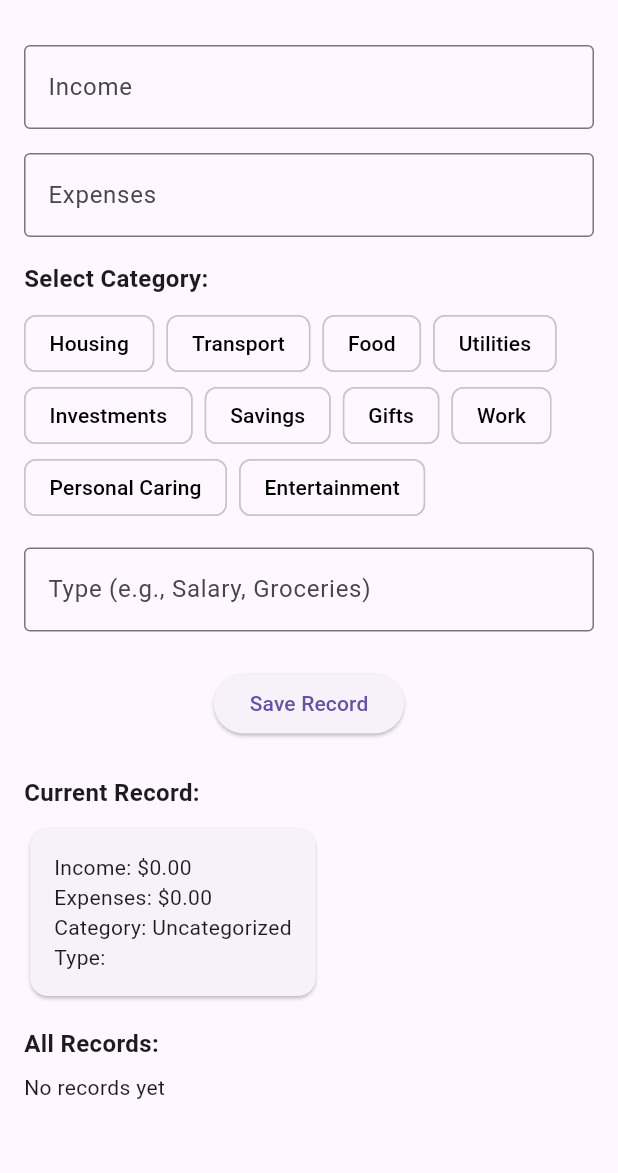
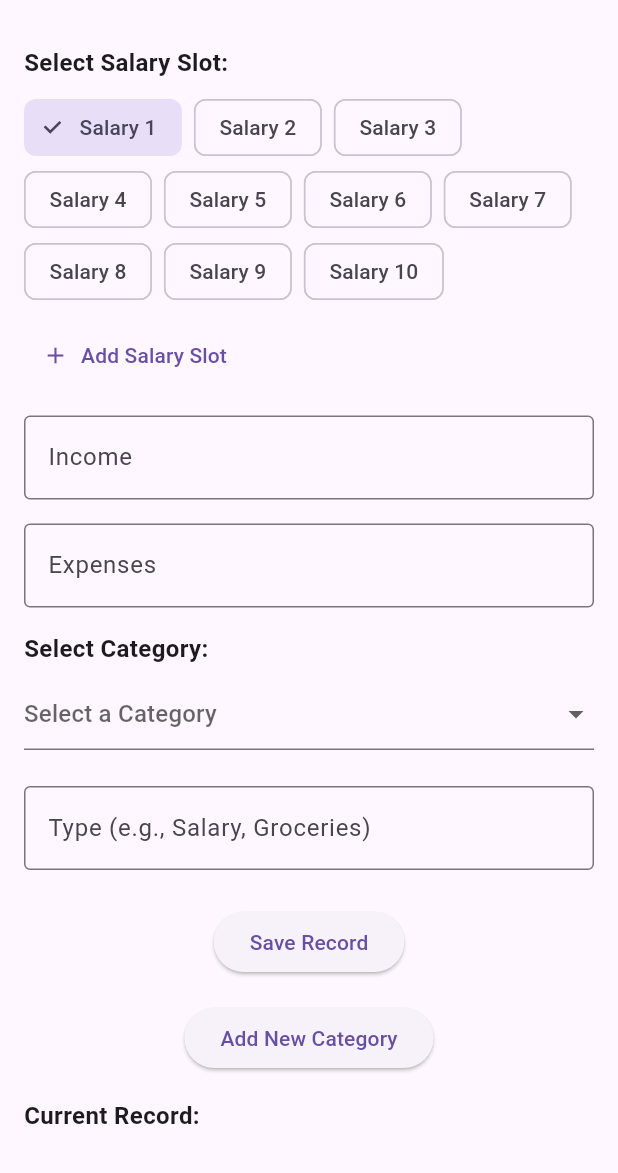
Before and after one commit to andres3204/Finance_Tracker_Final, a Flutter app: the screen it shows after launch, on a phone screen of 412 x 824 dp, the part 63-1236 px from its top. Run offline on Flutter 3.47's test engine with Material 3 defaults, Android fonts, the light colour scheme and no system bars; our stand-ins replace sqflite; accounts and stored records are empty.

```diff
--- a/finance_flutter/lib/finance_model.dart
+++ b/finance_flutter/lib/finance_model.dart
@@ -1,35 +1,53 @@
 class FinanceRecord {
-  final double income;
-  final double expenses;
-  final int category; // 1-10 corresponding to categories
-  final String type;
+  double income;
+  double expenses;
+  int category; // Index of the category
+  String type;
+  DateTime date;
+  int incomeRange; // Salary slot
 
-  const FinanceRecord({
+  FinanceRecord({
     required this.income,
     required this.expenses,
     required this.category,
     required this.type,
+    required this.date,
+    required this.incomeRange,
   });
 
-  const FinanceRecord.empty()
-    : income = 0,
-      expenses = 0,
+  // Empty constructor for initializing an empty record
+  FinanceRecord.empty()
+    : income = 0.0,
+      expenses = 0.0,
       category = 0,
-      type = '';
+      type = '',
+      date = DateTime.now(),
+      incomeRange = 0;
 
-  double get net => income - expenses;
+  // Getter for remaining income after expenses
+  double get remaining => income - expenses;
 
-  Map<String, dynamic> toJson() => {
+  // Convert FinanceRecord to JSON
+  Map<String, dynamic> toJson() {
+    return {
       'income': income,
       'expenses': expenses,
       'category': category,
       'type': type,
+      'date': date.toIso8601String(), // Convert DateTime to ISO string
+      'incomeRange': incomeRange,
     };
+  }
 
-  factory FinanceRecord.fromJson(Map<String, dynamic> json) => FinanceRecord(
-    income: json['income'] as double,
-    expenses: json['expenses'] as double,
-    category: json['category'] as int,
-    type: json['type'] as String,
+  // Convert JSON to FinanceRecord
+  factory FinanceRecord.fromJson(Map<String, dynamic> json) {
+    return FinanceRecord(
+      income: json['income'],
+      expenses: json['expenses'],
+      category: json['category'],
+      type: json['type'],
+      date: DateTime.parse(json['date']), // Convert ISO string back to DateTime
+      incomeRange: json['incomeRange'],
     );
   }
+}
--- a/finance_flutter/lib/main.dart
+++ b/finance_flutter/lib/main.dart
@@ -1,5 +1,6 @@
 import 'package:flutter/material.dart';
 import 'finance_model.dart';
+import 'database_service.dart';
 
 void main() {
   runApp(const FinanceTrackerApp());
@@ -31,10 +32,14 @@ class _FinanceTrackerScreenState extends State<FinanceTrackerScreen> {
   final _expensesController = TextEditingController();
   final _typeController = TextEditingController();
 
-  int? _selectedCategory;
+  int _selectedSalarySlot = 0;
+  final Map<int, double> _salarySlotIncomes = {
+    for (var i = 0; i < 10; i++) i: 0.0,
+  };
+
+  String? _selectedCategory;
   FinanceRecord _currentRecord = FinanceRecord.empty();
   final List<FinanceRecord> _records = [];
-
   final List<String> _categories = [
     'Housing',
     'Transport',
@@ -48,6 +53,10 @@ class _FinanceTrackerScreenState extends State<FinanceTrackerScreen> {
     'Entertainment',
   ];
 
+  bool _isIncomeLocked(int slot) {
+    return _records.any((r) => r.incomeRange == slot);
+  }
+
   @override
   void dispose() {
     _incomeController.dispose();
@@ -56,17 +65,69 @@ class _FinanceTrackerScreenState extends State<FinanceTrackerScreen> {
     super.dispose();
   }
 
-  void _saveRecord() {
+  void _loadRecordsFromDatabase() async {
+    final records = await DatabaseService().getAllRecords();
+    print("Loaded Records: $records"); // Debugging output
+    setState(() {
+      _records.clear();
+      _records.addAll(records);
+    });
+  }
+
+  @override
+  void initState() {
+    super.initState();
+    _loadRecordsFromDatabase();
+  }
+
+  void _saveRecord() async {
     if (_formKey.currentState!.validate() && _selectedCategory != null) {
+      double income = double.tryParse(_incomeController.text) ?? 0;
+      double expenses = double.tryParse(_expensesController.text) ?? 0;
+
+      // First time this salary slot is used: set the base income
+      if (_records.where((r) => r.incomeRange == _selectedSalarySlot).isEmpty) {
+        _salarySlotIncomes[_selectedSalarySlot] = income;
+      } else {
+        income = _salarySlotIncomes[_selectedSalarySlot]!;
+      }
+
+      // Get previous remaining or set it to the salary income
+      double previousRemaining =
+          _records
+              .where((r) => r.incomeRange == _selectedSalarySlot)
+              .lastOrNull
+              ?.remaining ??
+          income;
+
+      double remaining = previousRemaining - expenses;
+
+      // Warn if overspending
+      if (remaining < 0) {
+        ScaffoldMessenger.of(context).showSnackBar(
+          const SnackBar(
+            content: Text(
+              'Oops, you are spending more than you are supposed to.',
+            ),
+            backgroundColor: Colors.red,
+          ),
+        );
+        return; // Stop saving
+      }
+
       setState(() {
         _currentRecord = FinanceRecord(
-          income: double.tryParse(_incomeController.text) ?? 0,
-          expenses: double.tryParse(_expensesController.text) ?? 0,
-          category: _selectedCategory!,
+          income: income,
+          expenses: expenses,
+          category: _categories.indexOf(_selectedCategory!),
           type: _typeController.text,
+          date: DateTime.now(),
+          incomeRange: _selectedSalarySlot,
         );
         _records.add(_currentRecord);
       });
+
+      await DatabaseService().insertRecord(_currentRecord);
 
       ScaffoldMessenger.of(context).showSnackBar(
         const SnackBar(content: Text('Record saved successfully!')),
@@ -91,11 +152,47 @@ class _FinanceTrackerScreenState extends State<FinanceTrackerScreen> {
     });
   }
 
-  String _getCategoryName(int category) {
-    if (category >= 1 && category <= _categories.length) {
-      return _categories[category - 1];
-    }
-    return 'Uncategorized';
+  void _addNewCategory() {
+    TextEditingController newCategoryController = TextEditingController();
+
+    showDialog(
+      context: context,
+      builder: (BuildContext context) {
+        return AlertDialog(
+          title: const Text('Add New Category'),
+          content: TextField(
+            controller: newCategoryController,
+            decoration: const InputDecoration(hintText: 'Enter category'),
+          ),
+          actions: <Widget>[
+            TextButton(
+              onPressed: () {
+                if (newCategoryController.text.isNotEmpty) {
+                  setState(() {
+                    _categories.add(newCategoryController.text);
+                  });
+                  Navigator.of(context).pop();
+                }
+              },
+              child: const Text('Add'),
+            ),
+            TextButton(
+              onPressed: () {
+                Navigator.of(context).pop();
+              },
+              child: const Text('Cancel'),
+            ),
+          ],
+        );
+      },
+    );
+  }
+
+  void _addNewSalarySlot() {
+    setState(() {
+      int newSlot = _salarySlotIncomes.length;
+      _salarySlotIncomes[newSlot] = 0.0;
+    });
   }
 
   @override
@@ -119,13 +216,49 @@ class _FinanceTrackerScreenState extends State<FinanceTrackerScreen> {
             child: Column(
               crossAxisAlignment: CrossAxisAlignment.start,
               children: [
-                // Income Input
+                const Text(
+                  'Select Salary Slot:',
+                  style: TextStyle(fontSize: 16, fontWeight: FontWeight.bold),
+                ),
+                const SizedBox(height: 8),
+                Wrap(
+                  spacing: 8,
+                  children:
+                      _salarySlotIncomes.keys.map((slot) {
+                        return ChoiceChip(
+                          label: Text('Salary ${slot + 1}'),
+                          selected: _selectedSalarySlot == slot,
+                          onSelected: (_) {
+                            setState(() {
+                              _selectedSalarySlot = slot;
+                              _incomeController.text =
+                                  _salarySlotIncomes[slot]?.toStringAsFixed(
+                                    2,
+                                  ) ??
+                                  '';
+                            });
+                          },
+                        );
+                      }).toList(),
+                ),
+                const SizedBox(height: 8),
+                TextButton.icon(
+                  onPressed: _addNewSalarySlot,
+                  icon: const Icon(Icons.add),
+                  label: const Text('Add Salary Slot'),
+                ),
+                const SizedBox(height: 16),
+
                 TextFormField(
                   controller: _incomeController,
                   decoration: const InputDecoration(
                     labelText: 'Income',
                     border: OutlineInputBorder(),
                   ),
+                  enabled:
+                      !_isIncomeLocked(
+                        _selectedSalarySlot,
+                      ), // <-- Disable if locked
                   keyboardType: TextInputType.number,
                   validator: (value) {
                     if (value == null || value.isEmpty) {
@@ -139,7 +272,6 @@ class _FinanceTrackerScreenState extends State<FinanceTrackerScreen> {
                 ),
                 const SizedBox(height: 16),
 
-                // Expenses Input
                 TextFormField(
                   controller: _expensesController,
                   decoration: const InputDecoration(
@@ -159,30 +291,37 @@ class _FinanceTrackerScreenState extends State<FinanceTrackerScreen> {
                 ),
                 const SizedBox(height: 16),
 
-                // Category Selection
                 const Text(
                   'Select Category:',
                   style: TextStyle(fontSize: 16, fontWeight: FontWeight.bold),
                 ),
                 const SizedBox(height: 8),
-                Wrap(
-                  spacing: 8,
-                  children:
-                      List<Widget>.generate(_categories.length, (int index) {
-                        return ChoiceChip(
-                          label: _categories[index],
-                          selected: _selectedCategory == index + 1,
-                          onSelected: (bool selected) {
-                            setState(() {
-                              _selectedCategory = selected ? index + 1 : null;
-                            });
-                          },
-                        );
-                      }).toList(),
+                DropdownButtonFormField<String>(
+                  value: _selectedCategory,
+                  hint: const Text('Select a Category'),
+                  items:
+                      _categories
+                          .map(
+                            (category) => DropdownMenuItem<String>(
+                              value: category,
+                              child: Text(category),
+                            ),
+                          )
+                          .toList(),
+                  onChanged: (String? newValue) {
+                    setState(() {
+                      _selectedCategory = newValue;
+                    });
+                  },
+                  validator: (value) {
+                    if (value == null) {
+                      return 'Please select a category';
+                    }
+                    return null;
+                  },
                 ),
-                const SizedBox(height: 16),
+                const SizedBox(height: 24),
 
-                // Type Input
                 TextFormField(
                   controller: _typeController,
                   decoration: const InputDecoration(
@@ -198,16 +337,22 @@ class _FinanceTrackerScreenState extends State<FinanceTrackerScreen> {
                 ),
                 const SizedBox(height: 24),
 
-                // Save Button
                 Center(
                   child: ElevatedButton(
                     onPressed: _saveRecord,
                     child: const Text('Save Record'),
                   ),
                 ),
-                const SizedBox(height: 24),
+                const SizedBox(height: 16),
 
-                // Current Record Display
+                Center(
+                  child: ElevatedButton(
+                    onPressed: _addNewCategory,
+                    child: const Text('Add New Category'),
+                  ),
+                ),
+                const SizedBox(height: 16),
+
                 const Text(
                   'Current Record:',
                   style: TextStyle(fontSize: 16, fontWeight: FontWeight.bold),
@@ -219,15 +364,27 @@ class _FinanceTrackerScreenState extends State<FinanceTrackerScreen> {
                     child: Column(
                       crossAxisAlignment: CrossAxisAlignment.start,
                       children: [
+                        const Text(
+                          'Salary Slot Incomes:',
+                          style: TextStyle(fontWeight: FontWeight.bold),
+                        ),
+                        Column(
+                          crossAxisAlignment: CrossAxisAlignment.start,
+                          children:
+                              _salarySlotIncomes.entries.map((entry) {
+                                return Text(
+                                  'Salary ${entry.key + 1}: \$${entry.value.toStringAsFixed(2)}',
+                                );
+                              }).toList(),
+                        ),
+                        const SizedBox(height: 16),
                         Text(
                           'Income: \$${_currentRecord.income.toStringAsFixed(2)}',
                         ),
                         Text(
                           'Expenses: \$${_currentRecord.expenses.toStringAsFixed(2)}',
                         ),
-                        Text(
-                          'Category: ${_getCategoryName(_currentRecord.category)}',
-                        ),
+                        Text('Category: ${_currentRecord.category}'),
                         Text('Type: ${_currentRecord.type}'),
                       ],
                     ),
@@ -235,7 +392,6 @@ class _FinanceTrackerScreenState extends State<FinanceTrackerScreen> {
                 ),
                 const SizedBox(height: 16),
 
-                // All Records List
                 const Text(
                   'All Records:',
                   style: TextStyle(fontSize: 16, fontWeight: FontWeight.bold),
@@ -253,10 +409,10 @@ class _FinanceTrackerScreenState extends State<FinanceTrackerScreen> {
                                   '\$${record.income.toStringAsFixed(2)} Income / \$${record.expenses.toStringAsFixed(2)} Expenses',
                                 ),
                                 subtitle: Text(
-                                  '${_getCategoryName(record.category)} - ${record.type}',
+                                  '${record.category} - ${record.type}',
                                 ),
                                 trailing: Text(
-                                  'Net: \$${(record.income - record.expenses).toStringAsFixed(2)}',
+                                  'Remaining: \$${record.remaining.toStringAsFixed(2)}',
                                 ),
                               ),
                             );
@@ -271,29 +427,6 @@ class _FinanceTrackerScreenState extends State<FinanceTrackerScreen> {
   }
 }
 
-class ChoiceChip extends StatelessWidget {
-  final String label;
-  final bool selected;
-  final ValueChanged<bool> onSelected;
-
-  const ChoiceChip({
-    super.key,
-    required this.label,
-    required this.selected,
-    required this.onSelected,
-  });
-
-  @override
-  Widget build(BuildContext context) {
-    return FilterChip(
-      label: Text(label),
-      selected: selected,
-      onSelected: onSelected,
-      selectedColor: Theme.of(context).primaryColor.withOpacity(0.2),
-      checkmarkColor: Theme.of(context).primaryColor,
-      labelStyle: TextStyle(
-        color: selected ? Theme.of(context).primaryColor : Colors.black,
-      ),
-    );
-  }
+extension ListExtension<T> on List<T> {
+  T? get lastOrNull => isNotEmpty ? last : null;
 }
--- a/finance_flutter/pubspec.yaml
+++ b/finance_flutter/pubspec.yaml
@@ -30,12 +30,16 @@ environment:
 dependencies:
   flutter:
     sdk: flutter
+  sqflite: ^2.3.2
+  path: ^1.9.0
+  path_provider: ^2.1.2
 
   # The following adds the Cupertino Icons font to your application.
   # Use with the CupertinoIcons class for iOS style icons.
   cupertino_icons: ^1.0.8
 
 dev_dependencies:
+
   flutter_test:
     sdk: flutter
 
```
Also changed, not shown: finance_flutter/lib/database_service.dart (added, +55 -0 lines), finance_flutter/pubspec.lock, 13 other files. Lines whose indentation alone changed are shown as unchanged.
